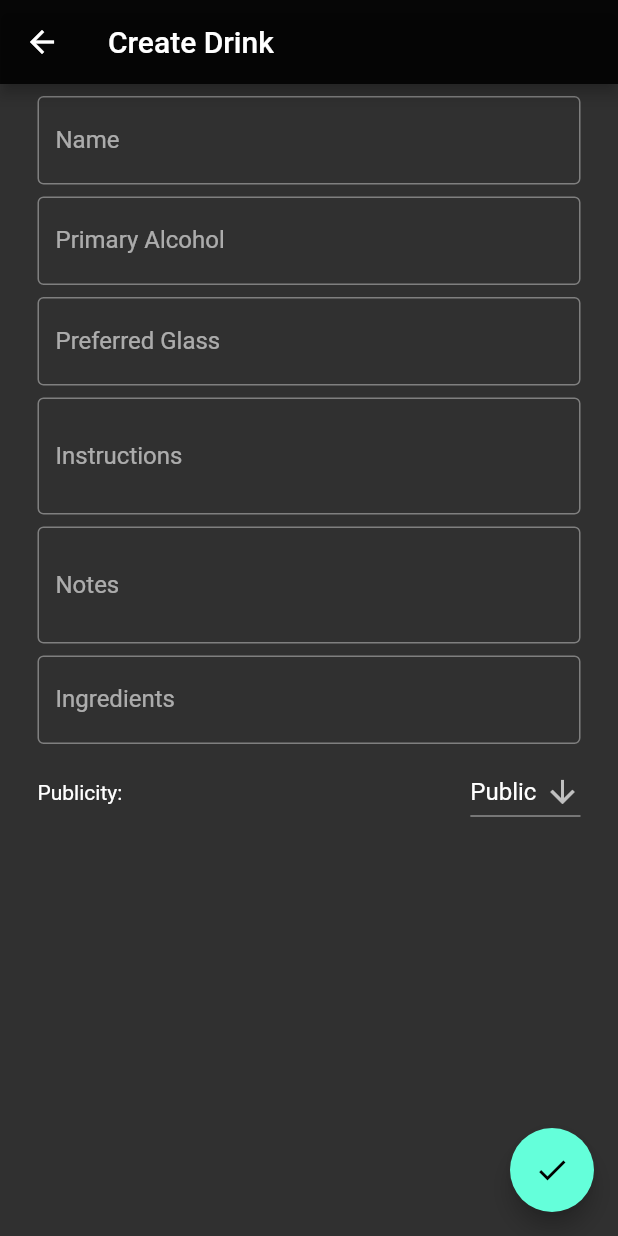
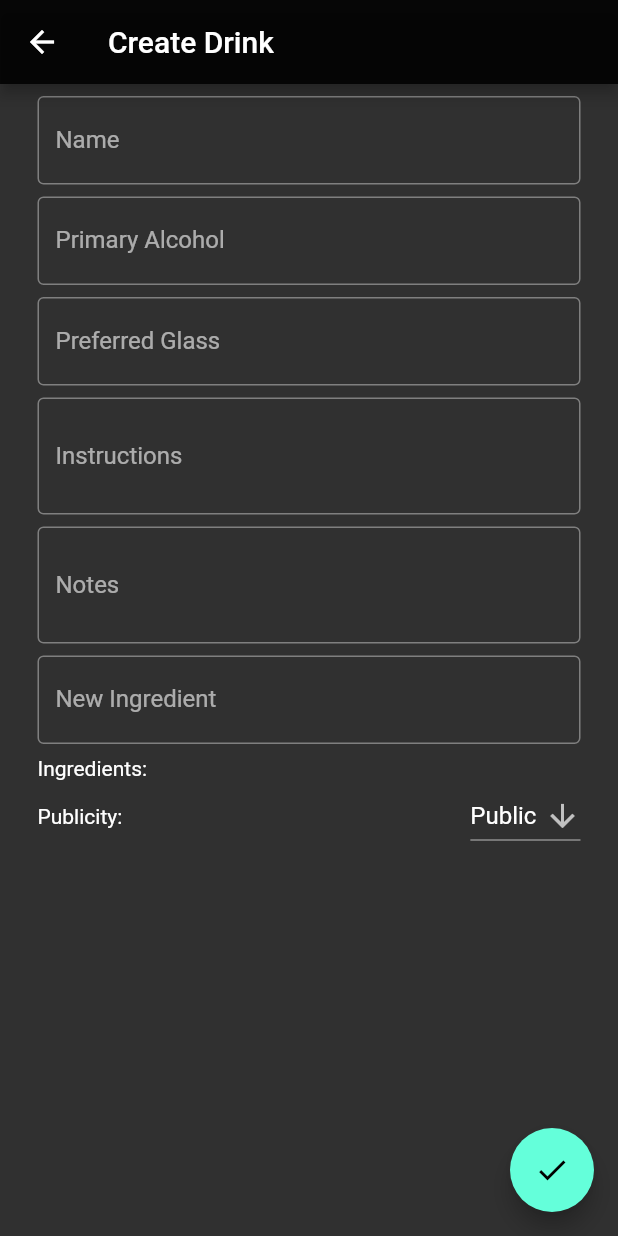
Before and after one commit to nicjohnson145/mixer-remote, a Flutter app: the AddEditDrink screen opened by its route, on a phone screen of 412 x 824 dp. Run offline on Flutter 3.47's test engine with Material 2 defaults, Android fonts, the light colour scheme and no system bars; our stand-ins replace another_flushbar, fixnum, shared_preferences, tuple; accounts and stored records are empty.

Commit message:
feat: edit individual ingredient
closes #10

```diff
--- a/lib/add_edit.dart
+++ b/lib/add_edit.dart
@@ -27,12 +27,14 @@ class _AddEditDrinkState extends State<AddEditDrink> {
     TextEditingController primaryAlcoholController = TextEditingController();
     TextEditingController preferredGlassController = TextEditingController();
     TextEditingController instructionsController = TextEditingController();
-    TextEditingController ingredientsController = TextEditingController();
+    TextEditingController newIngredientController = TextEditingController();
+    List<TextEditingController> ingredientsControllers = [];
     TextEditingController notesController = TextEditingController();
     List<String> ingredients = [];
     String? publicity;
 
-    FocusNode ingredientsFocus = FocusNode();
+    List<FocusNode> ingredientsFocusNodes = [];
+    FocusNode newIngredientFocus = FocusNode();
     Int64? id;
     Future<dynamic>? future;
 
@@ -49,6 +51,10 @@ class _AddEditDrinkState extends State<AddEditDrink> {
                 instructionsController.text = widget.drink!.instructions!;
             }
             ingredients.addAll(widget.drink!.ingredients);
+            for (var i = 0; i < ingredients.length; i++) {
+                ingredientsControllers.add(TextEditingController(text: ingredients[i]));
+                ingredientsFocusNodes.add(FocusNode());
+            }
             id = widget.drink!.id;
             publicity = widget.drink!.publicity;
         }
@@ -74,57 +80,58 @@ class _AddEditDrinkState extends State<AddEditDrink> {
         );
     }
 
-    Widget getIngredientsBox() {
-        return Padding(
+    List<Widget> getIngredientsList() {
+        List<Widget> list = [];
+        list.add(Padding(
             padding: formRowPadding,
             child: TextField(
                 decoration: const InputDecoration(
                     border: OutlineInputBorder(),
-                    labelText: 'Ingredients',
+                    labelText: 'New Ingredient',
                 ),
-                focusNode: ingredientsFocus,
-                controller: ingredientsController,
+                focusNode: newIngredientFocus,
+                controller: newIngredientController,
                 onSubmitted: (text)
                 {
-                    ingredients.add(text);
-                    ingredientsController.clear();
-                    FocusScope.of(context).requestFocus(ingredientsFocus);
-                    setState(() {});
+                    FocusScope.of(context).requestFocus(newIngredientFocus);
+                    setState(() {
+                        ingredients.add(text);
+                        ingredientsControllers.add(TextEditingController(text: text));
+                        ingredientsFocusNodes.add(FocusNode());
+                        newIngredientController.clear();
+                    });
                 }
             ),
-        );
-    }
-
-    List<Widget> getIngredientsList() {
-        List<Widget> list = [];
+        ));
+        list.add(const Text("Ingredients:"));
         for (var i = 0; i < ingredients.length; i++) {
-            list.add(Dismissible(
+            list.add(ListTile(
                 key: Key(ingredients[i]),
-                background: Container(
-                    color: Colors.red,
-                    child: Padding(
-                        padding: const EdgeInsets.symmetric(
-                            horizontal: 10.0,
-                        ),
-                        child: Row(
-                            children: const <Widget>[
-                                Spacer(),
-                                Icon(Icons.delete),
-                            ],
-                        ),
+                title: TextField(
+                    focusNode: ingredientsFocusNodes[i],
+                    controller: ingredientsControllers[i],
+                    onSubmitted: (text)
+                    {
+                        ingredients[i] = text;
+                        FocusScope.of(context).requestFocus(newIngredientFocus);
+                        setState(() {});
+                    }
+                ),
+                trailing:
+                    IconButton(
+                        onPressed: ()
+                        {
+                            setState(()
+                            {
+                                ingredients.removeAt(i);
+                                ingredientsControllers.removeAt(i).dispose();
+                                ingredientsFocusNodes.removeAt(i).dispose();
+                            });
+                        },
+                        icon: const Icon(Icons.delete)
                     ),
                 ),
-                onDismissed: (direction)
-                {
-                    setState(()
-                    {
-                        ingredients.removeAt(i);
-                    });
-                },
-                child: ListTile(
-                    title: Text(ingredients[i]),
-                ),
-            ));
+            );
         }
         return list;
     }
@@ -186,10 +193,9 @@ class _AddEditDrinkState extends State<AddEditDrink> {
             getSimpleField('Preferred Glass', preferredGlassController),
             getSimpleField('Instructions', instructionsController, numLines:2),
             getSimpleField('Notes', notesController, numLines:2),
-            getIngredientsBox(),
-            getPublicityDropdown(),
         ];
         components.addAll(getIngredientsList());
+        components.add(getPublicityDropdown());
         return Scrollbar(
             child: ListView.builder(
                 itemCount: components.length,
```
